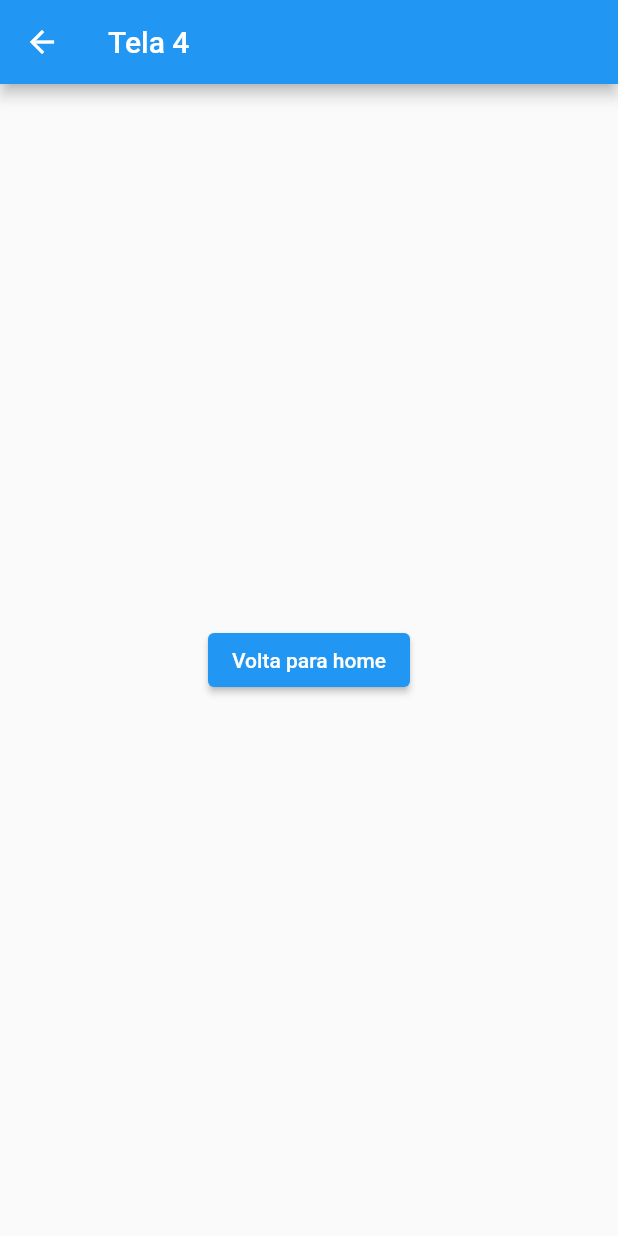
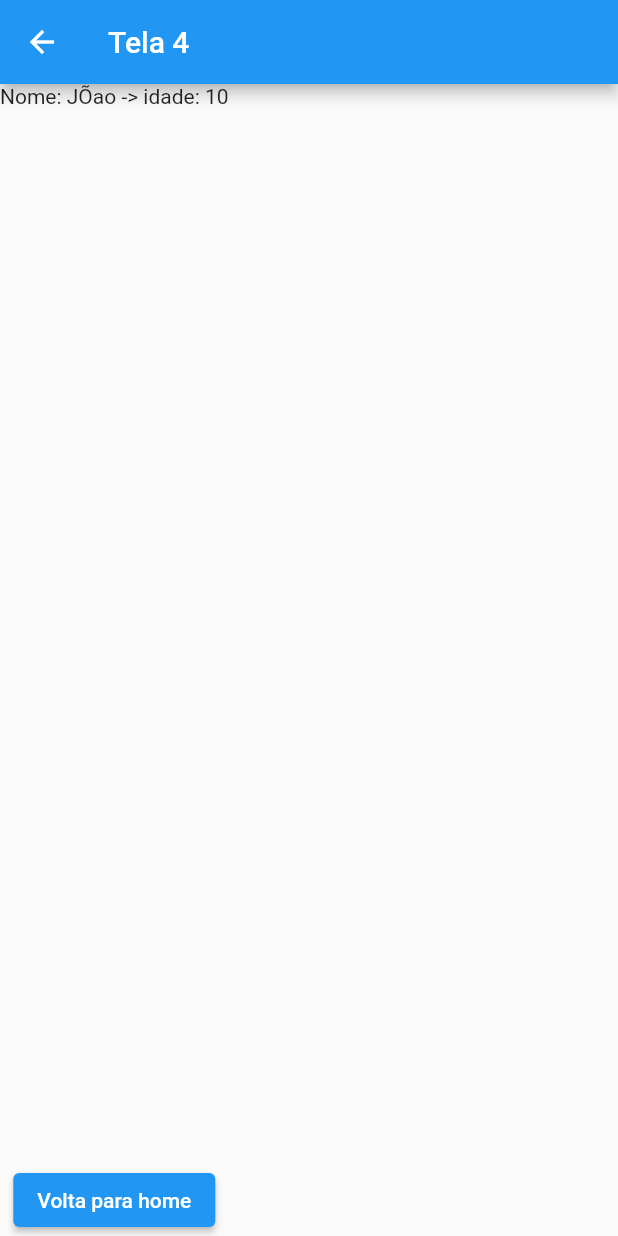
Before and after one commit to RonnyeryBarbosa/mod2_aula14, a Flutter app: the ThirdScreen screen opened by its route, after a tap on "Quarta Tela", on a phone screen of 412 x 824 dp. Run offline on Flutter 3.47's test engine with Material 2 defaults, Android fonts, the phone set to English and light mode, and no system bars.

Commit message:
passando argumentos da ultima tela, falta layout

```diff
--- a/lib/four.dart
+++ b/lib/four.dart
@@ -1,18 +1,39 @@
 import 'package:flutter/material.dart';
+
+class User {
+  String name;
+  int idade;
+
+  User(this.name, this.idade);
+}
 
 class FourScreen extends StatelessWidget {
   @override
   Widget build(BuildContext context) {
+    User user = ModalRoute.of(context).settings.arguments as User;
+
+    String info = "Usuario não informado";
+
+    if (user != null) {
+      info = 'Nome: ${user.name} -> idade: ${user.idade}';
+    }
+
     return Scaffold(
       appBar: AppBar(
         title: Text('Tela 4'),
       ),
-        body: Center(
-          child: ElevatedButton(
+      body: Column(
+        mainAxisAlignment: MainAxisAlignment.center,
+        children: [
+          Expanded(child: Text(info)),
+          ElevatedButton(
             onPressed: () {
               Navigator.popUntil(context, ModalRoute.withName('/'));
             },
-              child: Text('Volta para home')),
-        ));
+            child: Text('Volta para home'),
+          ),
+        ],
+      ),
+    );
   }
 }
--- a/lib/third.dart
+++ b/lib/third.dart
@@ -1,4 +1,5 @@
 import 'package:flutter/material.dart';
+import 'package:mod2_aula14/four.dart';
 
 class ThirdScreen extends StatelessWidget {
   @override
@@ -16,7 +17,8 @@ class ThirdScreen extends StatelessWidget {
           child: Center(
               child: ElevatedButton(
                   onPressed: () {
-                    Navigator.popAndPushNamed(context, 'four');
+                    Navigator.popAndPushNamed(context, 'four',
+                        arguments: User('JÕao', 10));
                   },
                   child: Text('Quarta Tela'))),
         ));
```
Lines whose indentation alone changed are shown as unchanged.
